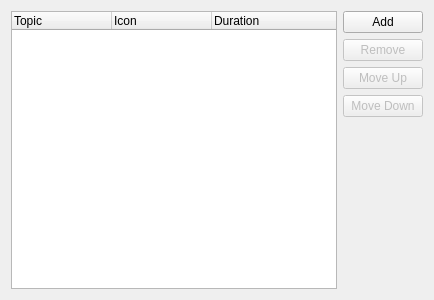
This is src/ui/timelinetopics.ui in hippich/recorditnow as Qt 5 draws it before an edit. The edited form follows.
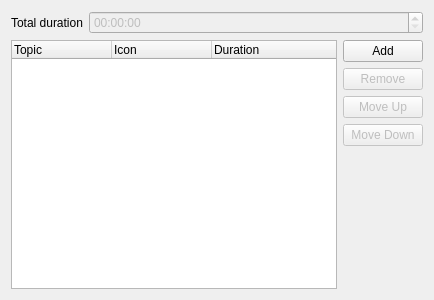
This is the edited form. Custom widgets are drawn as their Qt base class.

Commit message: show total duration

Diff of the .ui file:
```diff
--- a/src/ui/timelinetopics.ui
+++ b/src/ui/timelinetopics.ui
@@ -22,6 +22,27 @@
   <layout class="QVBoxLayout" name="verticalLayout_4">
    <item>
     <layout class="QVBoxLayout" name="verticalLayout_3">
+     <item>
+      <layout class="QFormLayout" name="formLayout_2">
+       <item row="0" column="0">
+        <widget class="QLabel" name="label">
+         <property name="text">
+          <string>Total duration</string>
+         </property>
+        </widget>
+       </item>
+       <item row="0" column="1">
+        <widget class="QTimeEdit" name="totalDurationEdit">
+         <property name="enabled">
+          <bool>false</bool>
+         </property>
+         <property name="displayFormat">
+          <string>HH:mm:ss</string>
+         </property>
+        </widget>
+       </item>
+      </layout>
+     </item>
      <item>
       <layout class="QHBoxLayout" name="horizontalLayout_2">
        <item>
```
The commit also changes 4 other files.
